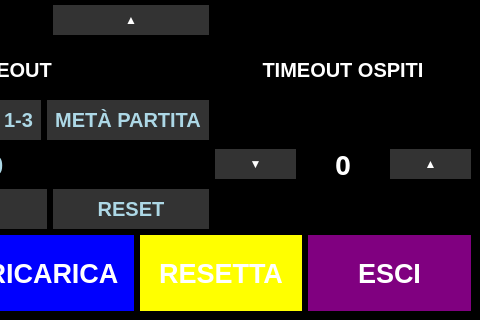
The window that rasp5/gui/tabellone.ui (pythonpenguin/segnapunti_pallanuoto) describes before a commit, drawn with Qt 5; both pictures show x 544 to 1024 and y 280 to 600 of the 1024 by 600 pixel window.
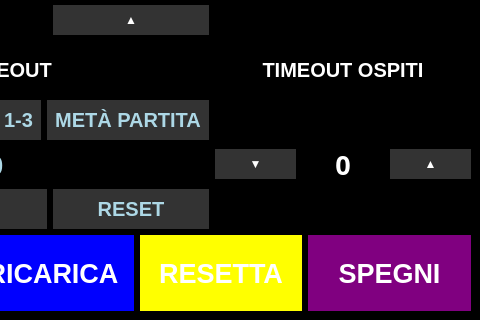
The same window after the commit.

Commit message: https://github.com/pythonpenguin/segnapunti_pallanuoto/issues/19#issue-3628520352

Diff of the .ui file:
```diff
--- a/rasp5/gui/tabellone.ui
+++ b/rasp5/gui/tabellone.ui
@@ -722,7 +722,7 @@
                         <item>
                             <widget class="QPushButton" name="buttonExit">
                                 <property name="text">
-                                    <string>ESCI</string>
+                                    <string>SPEGNI</string>
                                 </property>
                             </widget>
                         </item>
```
The commit also changes 2 other files.
